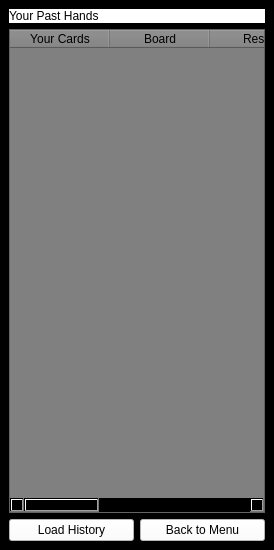
JairusCollantes/finals, file ui/history.ui: the form before one commit.
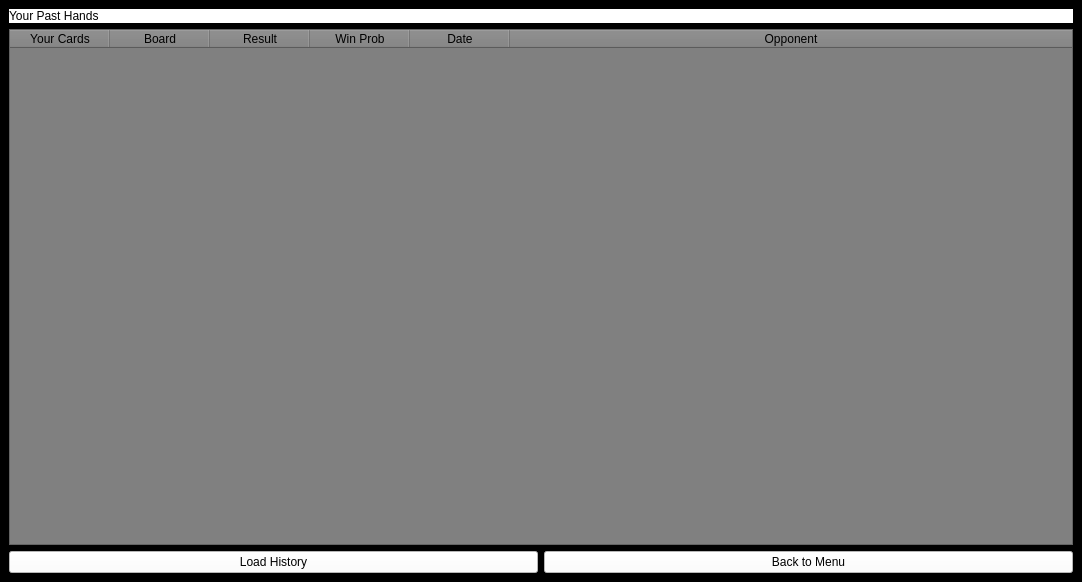
The form after the commit.

What changed in the file:
```diff
--- a/ui/history.ui
+++ b/ui/history.ui
@@ -6,8 +6,8 @@
    <rect>
     <x>0</x>
     <y>0</y>
-    <width>274</width>
-    <height>550</height>
+    <width>1082</width>
+    <height>582</height>
    </rect>
   </property>
   <property name="sizePolicy">
```
